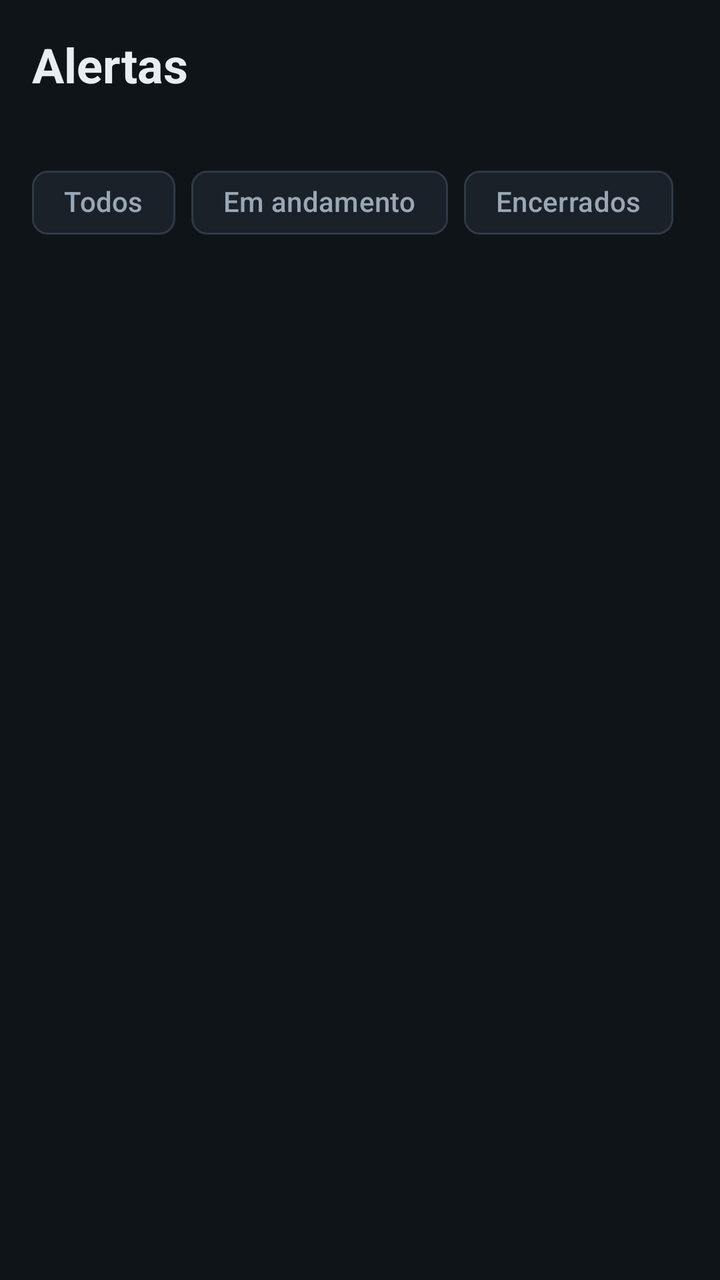
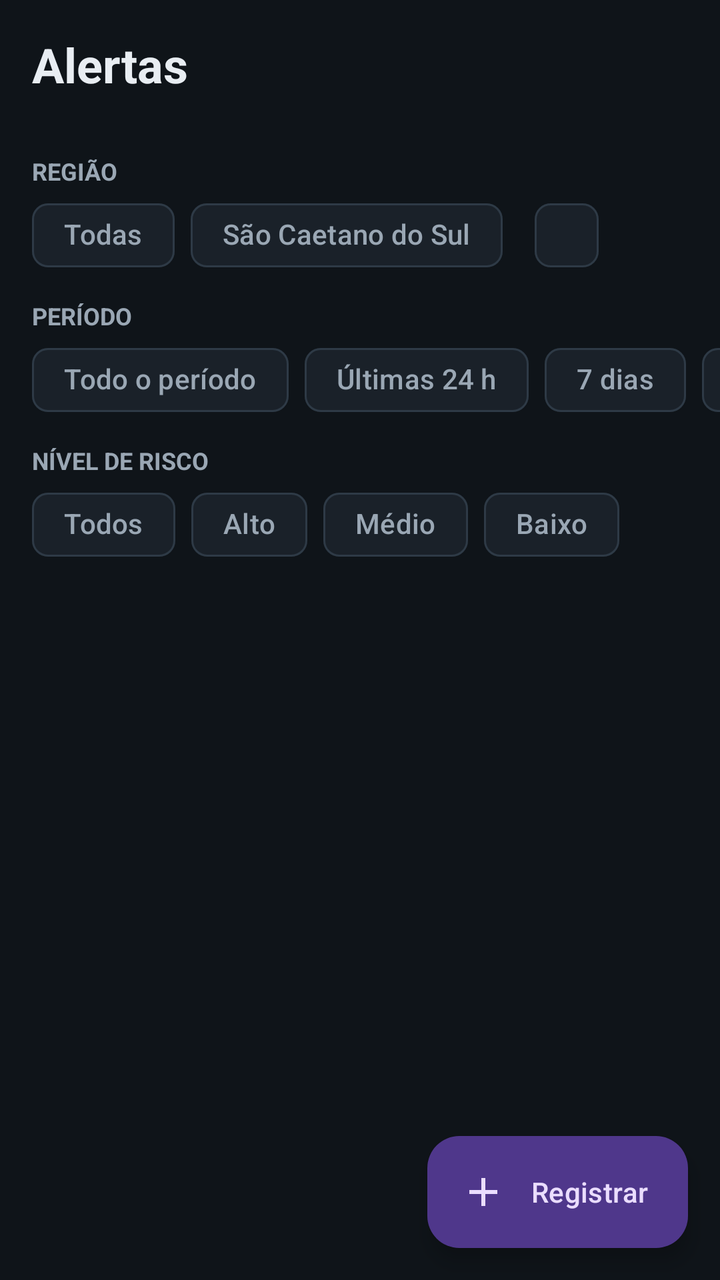

Compare the two renders of this Android layout. The source of the first and the diff that turns it into the second are given below.
<!-- AndroidManifest.xml: application theme Theme.Alagamentos -->
<!-- res/layout/fragment_alertas.xml -->
<?xml version="1.0" encoding="utf-8"?>
<LinearLayout xmlns:android="http://schemas.android.com/apk/res/android"
    xmlns:app="http://schemas.android.com/apk/res-auto"
    android:layout_width="match_parent"
    android:layout_height="match_parent"
    android:background="@color/bg_dark"
    android:orientation="vertical">

    <TextView
        android:layout_width="wrap_content"
        android:layout_height="wrap_content"
        android:layout_marginHorizontal="16dp"
        android:layout_marginTop="16dp"
        android:text="@string/alertas_titulo"
        android:textColor="@color/text_primary"
        android:textSize="24sp"
        android:textStyle="bold" />

    <TextView
        android:id="@+id/txt_alertas_contagem"
        android:layout_width="wrap_content"
        android:layout_height="wrap_content"
        android:layout_marginHorizontal="16dp"
        android:layout_marginTop="2dp"
        android:textColor="@color/text_secondary"
        android:textSize="14sp" />

    <com.google.android.material.chip.ChipGroup
        android:id="@+id/chips_filtro"
        android:layout_width="match_parent"
        android:layout_height="wrap_content"
        android:layout_marginHorizontal="16dp"
        android:layout_marginTop="8dp"
        app:selectionRequired="true"
        app:singleSelection="true">

        <com.google.android.material.chip.Chip
            android:id="@+id/chip_todos"
            style="@style/Widget.Material3.Chip.Filter"
            android:layout_width="wrap_content"
            android:layout_height="wrap_content"
            android:text="@string/filtro_todos" />

        <com.google.android.material.chip.Chip
            android:id="@+id/chip_ativos"
            style="@style/Widget.Material3.Chip.Filter"
            android:layout_width="wrap_content"
            android:layout_height="wrap_content"
            android:text="@string/filtro_ativos" />

        <com.google.android.material.chip.Chip
            android:id="@+id/chip_encerrados"
            style="@style/Widget.Material3.Chip.Filter"
            android:layout_width="wrap_content"
            android:layout_height="wrap_content"
            android:text="@string/filtro_encerrados" />
    </com.google.android.material.chip.ChipGroup>

    <FrameLayout
        android:layout_width="match_parent"
        android:layout_height="match_parent">

        <ScrollView
            android:layout_width="match_parent"
            android:layout_height="match_parent">

            <LinearLayout
                android:id="@+id/lista_alertas"
                android:layout_width="match_parent"
                android:layout_height="wrap_content"
                android:orientation="vertical"
                android:paddingHorizontal="16dp"
                android:paddingTop="8dp"
                android:paddingBottom="16dp" />
        </ScrollView>

        <TextView
            android:id="@+id/txt_alertas_vazio"
            android:layout_width="wrap_content"
            android:layout_height="wrap_content"
            android:layout_gravity="center"
            android:text="@string/alertas_vazio"
            android:textColor="@color/text_secondary"
            android:textSize="14sp"
            android:visibility="gone" />
    </FrameLayout>
</LinearLayout>
<!-- resources referenced by this layout -->
<resources>
  <color name="bg_dark">#0F1419</color>
  <color name="text_primary">#E8EDF2</color>
  <color name="text_secondary">#9AA7B4</color>
  <string name="alertas_titulo">Alertas</string>
  <string name="alertas_vazio">Nenhuma ocorrência neste filtro.</string>
  <string name="filtro_ativos">Em andamento</string>
  <string name="filtro_encerrados">Encerrados</string>
  <string name="filtro_todos">Todos</string>
  <style name="Theme.Alagamentos" parent="Theme.Material3.Dark.NoActionBar">
          <item name="colorPrimary">@color/accent</item>
          <item name="colorOnPrimary">@color/on_accent</item>
          <item name="colorSecondary">@color/accent</item>
          <item name="colorOnSecondary">@color/on_accent</item>
  
          <item name="android:colorBackground">@color/bg_dark</item>
          <item name="colorSurface">@color/surface</item>
          <item name="colorSurfaceVariant">@color/surface_variant</item>
          <item name="colorOnBackground">@color/text_primary</item>
          <item name="colorOnSurface">@color/text_primary</item>
          <item name="colorOnSurfaceVariant">@color/text_secondary</item>
          <item name="colorOutline">@color/divider</item>
  
          <item name="colorSecondaryContainer">#1E3A5F</item>
          <item name="colorOnSecondaryContainer">@color/accent</item>
  
          <item name="android:statusBarColor">@color/bg_dark</item>
          <item name="android:navigationBarColor">@color/bg_dark</item>
      </style>
  <color name="accent">#5AB0FF</color>
  <color name="on_accent">#0F1419</color>
  <color name="surface">#1A2129</color>
  <color name="surface_variant">#242D37</color>
  <color name="divider">#2E3A46</color>
</resources>

<!-- the commit's change to res/layout/fragment_alertas.xml (unified diff, before → after) -->
@@ -25,12 +25,104 @@
         android:textColor="@color/text_secondary"
         android:textSize="14sp" />
 
+    
+    <TextView
+        style="@style/RotuloFiltro"
+        android:text="@string/filtro_regiao" />
+
+    <HorizontalScrollView
+        android:layout_width="match_parent"
+        android:layout_height="wrap_content"
+        android:scrollbars="none">
+
+        <com.google.android.material.chip.ChipGroup
+            android:id="@+id/chips_regiao"
+            android:layout_width="wrap_content"
+            android:layout_height="wrap_content"
+            android:paddingHorizontal="16dp"
+            app:selectionRequired="true"
+            app:singleLine="true"
+            app:singleSelection="true">
+
+            <com.google.android.material.chip.Chip
+                android:id="@+id/chip_regiao_todas"
+                style="@style/Widget.Material3.Chip.Filter"
+                android:layout_width="wrap_content"
+                android:layout_height="wrap_content"
+                android:text="@string/filtro_regiao_todas" />
+
+            <com.google.android.material.chip.Chip
+                android:id="@+id/chip_regiao_cidade"
+                style="@style/Widget.Material3.Chip.Filter"
+                android:layout_width="wrap_content"
+                android:layout_height="wrap_content"
+                android:text="@string/filtro_regiao_cidade" />
+
+            <com.google.android.material.chip.Chip
+                android:id="@+id/chip_regiao_perto"
+                style="@style/Widget.Material3.Chip.Filter"
+                android:layout_width="wrap_content"
+                android:layout_height="wrap_content" />
+        </com.google.android.material.chip.ChipGroup>
+    </HorizontalScrollView>
+
+    <TextView
+        style="@style/RotuloFiltro"
+        android:text="@string/filtro_periodo" />
+
+    <HorizontalScrollView
+        android:layout_width="match_parent"
+        android:layout_height="wrap_content"
+        android:scrollbars="none">
+
+        <com.google.android.material.chip.ChipGroup
+            android:id="@+id/chips_periodo"
+            android:layout_width="wrap_content"
+            android:layout_height="wrap_content"
+            android:paddingHorizontal="16dp"
+            app:selectionRequired="true"
+            app:singleLine="true"
+            app:singleSelection="true">
+
+            <com.google.android.material.chip.Chip
+                android:id="@+id/chip_periodo_todo"
+                style="@style/Widget.Material3.Chip.Filter"
+                android:layout_width="wrap_content"
+                android:layout_height="wrap_content"
+                android:text="@string/filtro_periodo_todo" />
+
+            <com.google.android.material.chip.Chip
+                android:id="@+id/chip_periodo_24h"
+                style="@style/Widget.Material3.Chip.Filter"
+                android:layout_width="wrap_content"
+                android:layout_height="wrap_content"
+                android:text="@string/filtro_periodo_24h" />
+
+            <com.google.android.material.chip.Chip
+                android:id="@+id/chip_periodo_7d"
+                style="@style/Widget.Material3.Chip.Filter"
+                android:layout_width="wrap_content"
+                android:layout_height="wrap_content"
+                android:text="@string/filtro_periodo_7d" />
+
+            <com.google.android.material.chip.Chip
+                android:id="@+id/chip_periodo_30d"
+                style="@style/Widget.Material3.Chip.Filter"
+                android:layout_width="wrap_content"
+                android:layout_height="wrap_content"
+                android:text="@string/filtro_periodo_30d" />
+        </com.google.android.material.chip.ChipGroup>
+    </HorizontalScrollView>
+
+    <TextView
+        style="@style/RotuloFiltro"
+        android:text="@string/filtro_risco" />
+
     <com.google.android.material.chip.ChipGroup
         android:id="@+id/chips_filtro"
         android:layout_width="match_parent"
         android:layout_height="wrap_content"
         android:layout_marginHorizontal="16dp"
-        android:layout_marginTop="8dp"
         app:selectionRequired="true"
         app:singleSelection="true">
 
@@ -42,18 +134,25 @@
             android:text="@string/filtro_todos" />
 
         <com.google.android.material.chip.Chip
-            android:id="@+id/chip_ativos"
+            android:id="@+id/chip_alto"
             style="@style/Widget.Material3.Chip.Filter"
             android:layout_width="wrap_content"
             android:layout_height="wrap_content"
-            android:text="@string/filtro_ativos" />
+            android:text="@string/filtro_alto" />
 
         <com.google.android.material.chip.Chip
-            android:id="@+id/chip_encerrados"
+            android:id="@+id/chip_medio"
             style="@style/Widget.Material3.Chip.Filter"
             android:layout_width="wrap_content"
             android:layout_height="wrap_content"
-            android:text="@string/filtro_encerrados" />
+            android:text="@string/filtro_medio" />
+
+        <com.google.android.material.chip.Chip
+            android:id="@+id/chip_baixo"
+            style="@style/Widget.Material3.Chip.Filter"
+            android:layout_width="wrap_content"
+            android:layout_height="wrap_content"
+            android:text="@string/filtro_baixo" />
     </com.google.android.material.chip.ChipGroup>
 
     <FrameLayout
@@ -71,7 +170,7 @@
                 android:orientation="vertical"
                 android:paddingHorizontal="16dp"
                 android:paddingTop="8dp"
-                android:paddingBottom="16dp" />
+                android:paddingBottom="88dp" />
         </ScrollView>
 
         <TextView
@@ -79,9 +178,20 @@
             android:layout_width="wrap_content"
             android:layout_height="wrap_content"
             android:layout_gravity="center"
+            android:gravity="center"
+            android:padding="24dp"
             android:text="@string/alertas_vazio"
             android:textColor="@color/text_secondary"
             android:textSize="14sp"
             android:visibility="gone" />
+
+        <com.google.android.material.floatingactionbutton.ExtendedFloatingActionButton
+            android:id="@+id/fab_registrar"
+            android:layout_width="wrap_content"
+            android:layout_height="wrap_content"
+            android:layout_gravity="bottom|end"
+            android:layout_margin="16dp"
+            android:text="@string/registrar_ocorrencia"
+            app:icon="@drawable/ic_adicionar" />
     </FrameLayout>
 </LinearLayout>
<!-- resource entries referenced after the edit -->
@@ -3,11 +3,41 @@
   <color name="bg_dark">#0F1419</color>
   <color name="text_primary">#E8EDF2</color>
   <color name="text_secondary">#9AA7B4</color>
+  <!-- drawable ic_adicionar (drawable) -->
+  <vector xmlns:android="http://schemas.android.com/apk/res/android"
+      android:width="24dp"
+      android:height="24dp"
+      android:viewportWidth="24"
+      android:viewportHeight="24">
+      <path
+          android:fillColor="@color/white"
+          android:pathData="M19,13h-6v6h-2v-6H5v-2h6V5h2v6h6v2z" />
+  </vector>
   <string name="alertas_titulo">Alertas</string>
   <string name="alertas_vazio">Nenhuma ocorrência neste filtro.</string>
-  <string name="filtro_ativos">Em andamento</string>
-  <string name="filtro_encerrados">Encerrados</string>
+  <string name="filtro_alto">Alto</string>
+  <string name="filtro_baixo">Baixo</string>
+  <string name="filtro_medio">Médio</string>
+  <string name="filtro_periodo">PERÍODO</string>
+  <string name="filtro_periodo_24h">Últimas 24 h</string>
+  <string name="filtro_periodo_30d">30 dias</string>
+  <string name="filtro_periodo_7d">7 dias</string>
+  <string name="filtro_periodo_todo">Todo o período</string>
+  <string name="filtro_regiao">REGIÃO</string>
+  <string name="filtro_regiao_cidade">São Caetano do Sul</string>
+  <string name="filtro_regiao_todas">Todas</string>
+  <string name="filtro_risco">NÍVEL DE RISCO</string>
   <string name="filtro_todos">Todos</string>
+  <string name="registrar_ocorrencia">Registrar</string>
+  <style name="RotuloFiltro">
+          <item name="android:layout_width">wrap_content</item>
+          <item name="android:layout_height">wrap_content</item>
+          <item name="android:layout_marginHorizontal">16dp</item>
+          <item name="android:layout_marginTop">8dp</item>
+          <item name="android:textColor">@color/text_secondary</item>
+          <item name="android:textSize">12sp</item>
+          <item name="android:textStyle">bold</item>
+      </style>
   <style name="Theme.Alagamentos" parent="Theme.Material3.Dark.NoActionBar">
           <item name="colorPrimary">@color/accent</item>
           <item name="colorOnPrimary">@color/on_accent</item>
@@ -28,6 +58,7 @@
           <item name="android:statusBarColor">@color/bg_dark</item>
           <item name="android:navigationBarColor">@color/bg_dark</item>
       </style>
+  <color name="white">#FFFFFFFF</color>
   <color name="accent">#5AB0FF</color>
   <color name="on_accent">#0F1419</color>
   <color name="surface">#1A2129</color>
